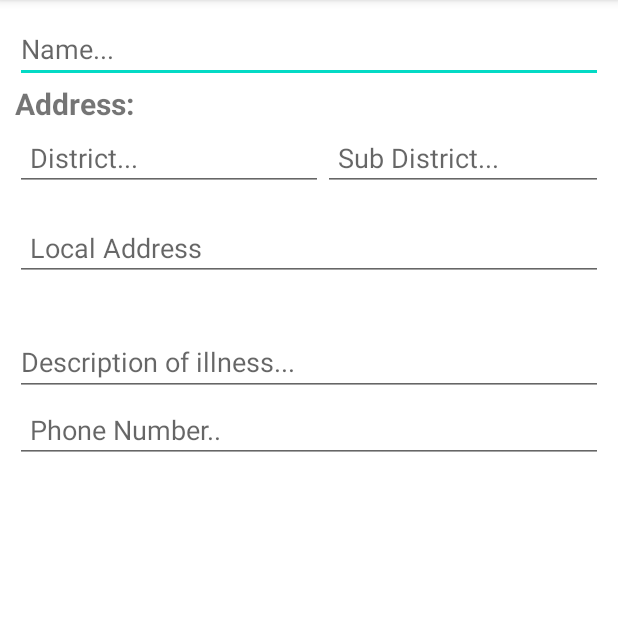
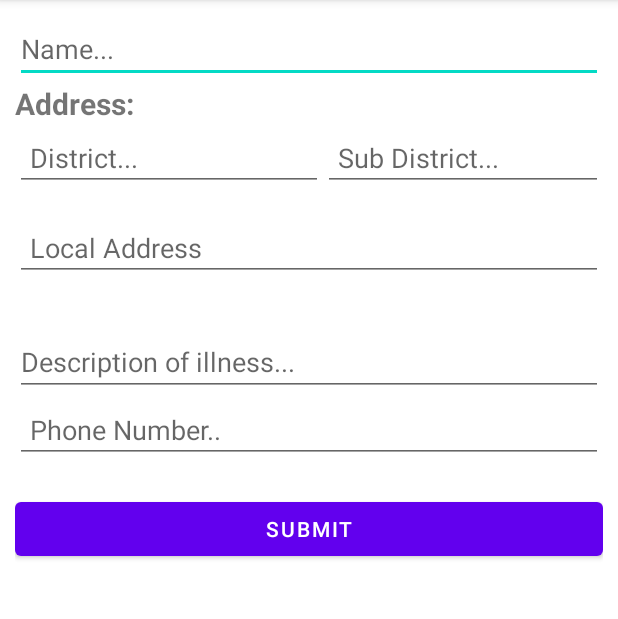
Before and after one commit to Mustakim-lab/Find-Doctor, an Android app: the serilaIntroduction screen opened directly, with no data from a screen before it, on a phone screen of 412 x 824 dp, the part 84-703 px from its top. Run offline under Robolectric (Android 15) with nearby library versions, the phone set to English and light mode, and no system bars; our stand-ins replace Firebase (no records; nobody signed in at launch, a user with empty details on screens opened directly).

Commit message:
serial information sent java file

```diff
--- a/app/src/main/java/com/example/finddoctor/serilaIntroduction.java
+++ b/app/src/main/java/com/example/finddoctor/serilaIntroduction.java
@@ -3,12 +3,61 @@ package com.example.finddoctor;
 import androidx.appcompat.app.AppCompatActivity;
 
 import android.os.Bundle;
+import android.view.View;
+import android.widget.Button;
+import android.widget.EditText;
+import android.widget.Toast;
+
+import com.example.finddoctor.Model.SerialInfo;
+import com.google.firebase.database.DatabaseReference;
+import com.google.firebase.database.FirebaseDatabase;
 
 public class serilaIntroduction extends AppCompatActivity {
 
+    private EditText nameEdit,districtEdit,subdistrictEdit,localAddressEdit,illnessEdit,phoneEdit;
+    private Button button;
+    DatabaseReference reference;
     @Override
     protected void onCreate(Bundle savedInstanceState) {
         super.onCreate(savedInstanceState);
         setContentView(R.layout.activity_serila_introduction);
+        nameEdit=findViewById(R.id.nameSerial_ID);
+        districtEdit=findViewById(R.id.districtSerial_ID);
+        subdistrictEdit=findViewById(R.id.subdistrictSerial_ID);
+        localAddressEdit=findViewById(R.id.localSerial_ID);
+        illnessEdit=findViewById(R.id.illnessSerial_ID);
+        phoneEdit=findViewById(R.id.phoneSerial_ID);
+        button=findViewById(R.id.submitSerial_ID);
+
+        reference= FirebaseDatabase.getInstance().getReference("serial");
+
+        button.setOnClickListener(new View.OnClickListener() {
+            @Override
+            public void onClick(View v) {
+                sentSeralData();
+            }
+        });
+    }
+
+    private void sentSeralData() {
+        String name=nameEdit.getText().toString().trim();
+        String district=districtEdit.getText().toString().trim();
+        String subDistrict=subdistrictEdit.getText().toString().trim();
+        String localAddress=localAddressEdit.getText().toString().trim();
+        String illness=illnessEdit.getText().toString().trim();
+        String phone=phoneEdit.getText().toString().trim();
+
+        String key=reference.push().getKey();
+
+        SerialInfo serialInfo=new SerialInfo(name,district,subDistrict,localAddress,illness,phone);
+        reference.child(key).setValue(serialInfo);
+
+        Toast.makeText(getApplicationContext(),"Your information sent",Toast.LENGTH_SHORT).show();
+        nameEdit.setText("");
+        districtEdit.setText("");
+        subdistrictEdit.setText("");
+        localAddressEdit.setText("");
+        illnessEdit.setText("");
+        phoneEdit.setText("");
     }
 }
--- a/app/src/main/res/layout/activity_serila_introduction.xml
+++ b/app/src/main/res/layout/activity_serila_introduction.xml
@@ -51,6 +51,7 @@
         <EditText
             android:layout_width="match_parent"
             android:layout_height="wrap_content"
+            android:id="@+id/localSerial_ID"
             android:layout_alignBottom="@+id/districtSerial_ID"
             android:layout_marginBottom="-60dp"
             android:hint="Local Address "
@@ -64,7 +65,9 @@
         android:layout_width="match_parent"
         android:layout_height="wrap_content"
         android:id="@+id/illnessSerial_ID"
-        android:hint="Description of illness..."></EditText>
+        android:hint="Description of illness...">
+
+    </EditText>
 
     <EditText
         android:layout_width="match_parent"
@@ -76,6 +79,16 @@
     </EditText>
 
 
+    <Button
+        android:layout_width="match_parent"
+        android:layout_height="wrap_content"
+        android:text="submit"
+        android:layout_marginTop="20dp"
+        android:id="@+id/submitSerial_ID">
+
+    </Button>
+
+
 
 
 
```
